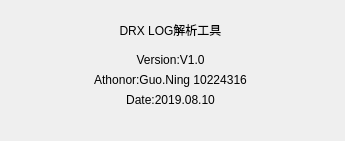
This is DRX/About.ui in GitUser004/hello-world as Qt 5 draws it before an edit. The edited form follows.
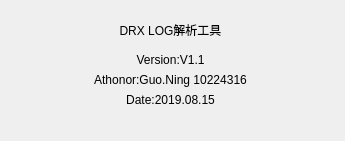
This is the edited form.

Diff of the .ui file:
```diff
--- a/DRX/About.ui
+++ b/DRX/About.ui
@@ -48,7 +48,7 @@
     </rect>
    </property>
    <property name="text">
-    <string>Version:V1.0</string>
+    <string>Version:V1.1</string>
    </property>
    <property name="alignment">
     <set>Qt::AlignCenter</set>
@@ -80,7 +80,7 @@
     </rect>
    </property>
    <property name="text">
-    <string>Date:2019.08.10</string>
+    <string>Date:2019.08.15</string>
    </property>
    <property name="alignment">
     <set>Qt::AlignCenter</set>
```
Left out of the diff: 2 changed lines with no effect on the pictures.
